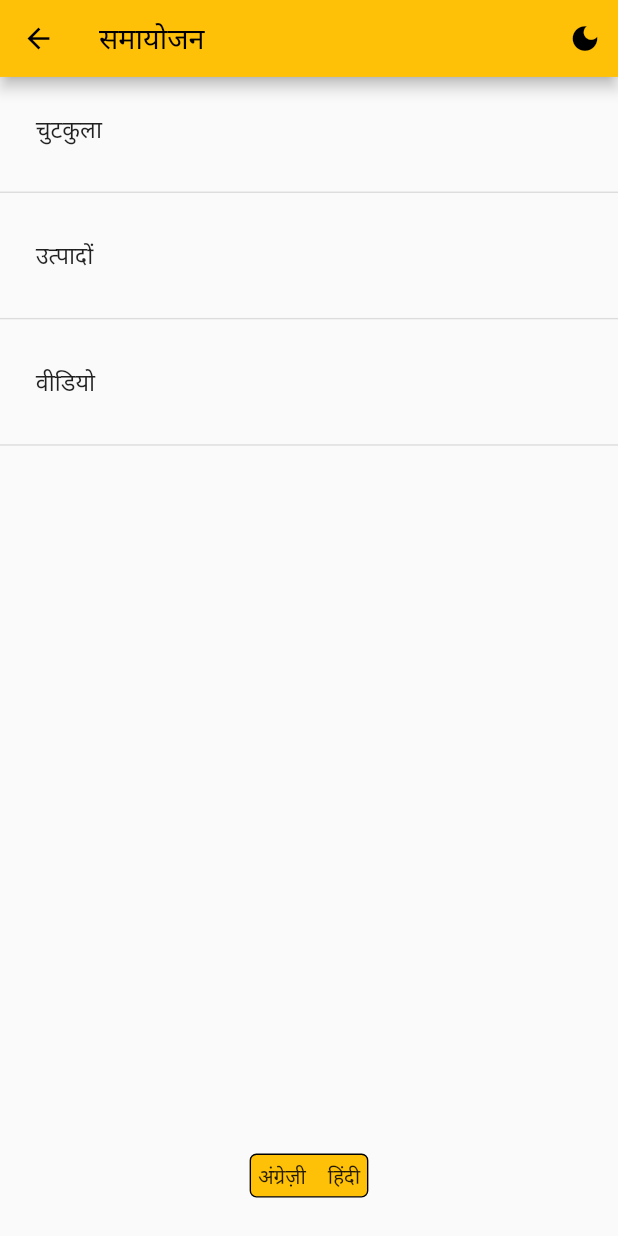
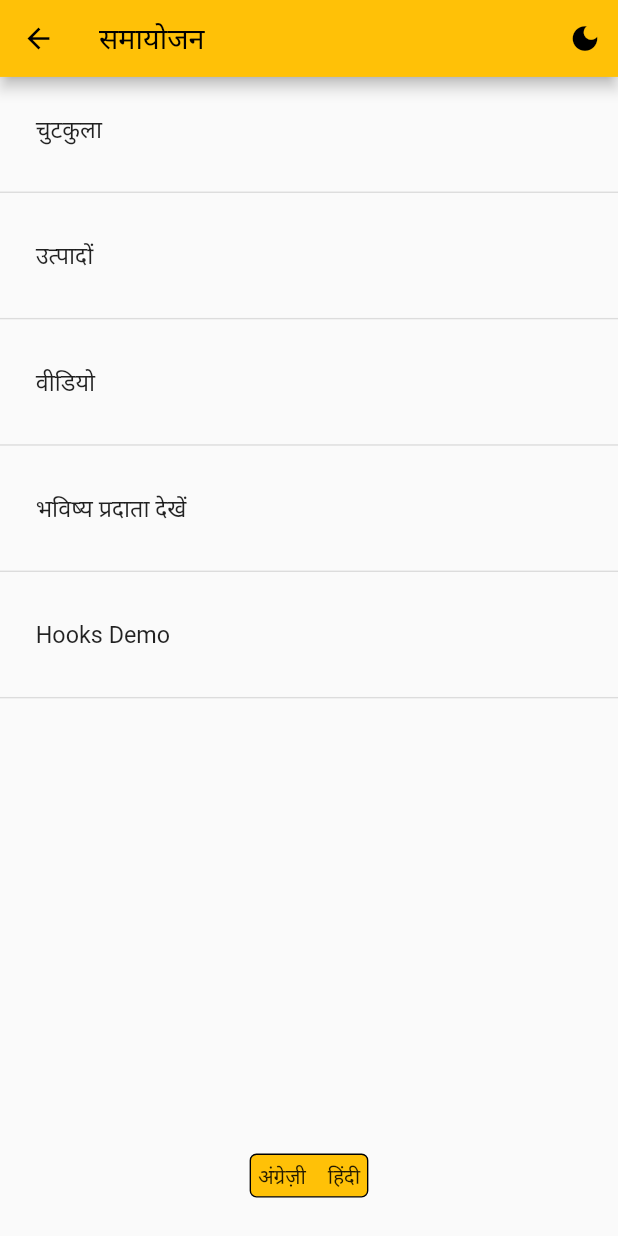
Before and after one commit to Mandar-Khandagale/riverpod_exp, a Flutter app: the SettingsPage screen opened by its route, on a phone screen of 412 x 824 dp. Run offline on Flutter 3.47's test engine with Material 2 defaults, Android fonts, the phone set to English and light mode, and no system bars; our stand-ins replace chewie, dio, easy_localization, flutter_hooks, flutter_riverpod, freezed_annotation and 5 more; accounts and stored records are empty.

Commit message:
added flutter hooks code

```diff
--- a/asset/locales/en.json
+++ b/asset/locales/en.json
@@ -18,5 +18,6 @@
   "cardDetails": "Card Details",
   "myAccount": "My Account",
   "done": "Done",
-  "video": "Videos"
+  "video": "Videos",
+  "futureProviderView": "Future Provider View"
 }
--- a/asset/locales/hi.json
+++ b/asset/locales/hi.json
@@ -18,5 +18,6 @@
   "cardDetails": "कार्ड के विवरण",
   "myAccount": "मेरा खाता",
   "done": "पूर्ण",
-  "video": "वीडियो"
+  "video": "वीडियो",
+  "futureProviderView": "भविष्य प्रदाता देखें"
 }
--- a/lib/feature/settings/view/settings_page.dart
+++ b/lib/feature/settings/view/settings_page.dart
@@ -60,6 +60,26 @@ class SettingsPage extends ConsumerWidget {
             ),
           ),
           const Divider(thickness: 1),
+          Padding(
+            padding: const EdgeInsets.all(10.0),
+            child: ListTile(
+              onTap: () {
+                Navigator.pushReplacementNamed(context, Routes.futureProviderPage);
+              },
+              title: Text(LocaleKeys.futureProviderView.tr()),
+            ),
+          ),
+          const Divider(thickness: 1),
+          Padding(
+            padding: const EdgeInsets.all(10.0),
+            child: ListTile(
+              onTap: () {
+                Navigator.pushReplacementNamed(context, Routes.hooksExp);
+              },
+              title: const Text("Hooks Demo"),
+            ),
+          ),
+          const Divider(thickness: 1),
           const Spacer(),
           const Padding(
             padding: EdgeInsets.all(20.0),
--- a/lib/navigations/app_routes.dart
+++ b/lib/navigations/app_routes.dart
@@ -1,5 +1,7 @@
 import 'package:flutter/material.dart';
 import 'package:riverpod_exp/feature/favourites/view/favorite_page.dart';
+import 'package:riverpod_exp/feature/future_provider_exp/view/future_provider_view.dart';
+import 'package:riverpod_exp/feature/hooks/hooks_exp.dart';
 import 'package:riverpod_exp/feature/joke/view/joke_page.dart';
 import 'package:riverpod_exp/feature/products/view/product_page.dart';
 import 'package:riverpod_exp/feature/products/widgets/product_detail_page.dart';
@@ -53,6 +55,15 @@ class AppRoutes {
           builder: (context) => const VideoViewPage(),
         );
 
+      case Routes.futureProviderPage:
+        return MaterialPageRoute(
+            builder: (context) => const FutureProviderView());
+
+      case Routes.hooksExp:
+        return MaterialPageRoute(
+            builder: (context) => const HooksExpPage());
+
+
       default:
         return MaterialPageRoute(
           builder: (context) => Container(),
--- a/lib/navigations/routes.dart
+++ b/lib/navigations/routes.dart
@@ -7,4 +7,6 @@ class Routes {
   static const String settingsPage = "/settingsPage";
   static const String productDetailPage = "/productDetailPage";
   static const String videoPage = "/videoPage";
+  static const String futureProviderPage = "/futureProviderPage";
+  static const String hooksExp = "/hooksExp";
 }
--- a/pubspec.yaml
+++ b/pubspec.yaml
@@ -41,6 +41,7 @@ dependencies:
   shared_preferences:
   json_annotation: ^4.8.0
   image_gallery_saver:
+  flutter_hooks: ^0.18.6
 
   ##video player
   chewie:
```
Also changed, not shown: lib/feature/future_provider_exp/provider/future_notifier.dart (added, +18 -0 lines), lib/feature/future_provider_exp/view/future_provider_view.dart (added, +46 -0 lines), lib/feature/hooks/hooks_exp.dart (added, +119 -0 lines), lib/translations/codegen_loader.g.dart, lib/translations/locale_keys.g.dart, pubspec.lock.
